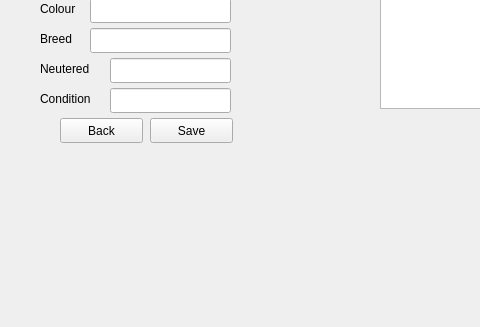
Above: qt_cuacs_UI/mainwindow.ui from kalebtesfay/Animal_Shelter_System before the change; both pictures show x 0 to 480 and y 279 to 606 of the 903 by 606 pixel window. Below: the same form after it.
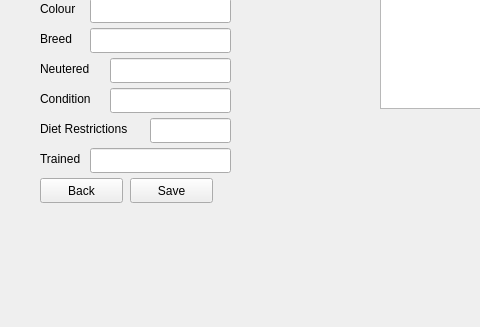
That is the form after the change. The open tabs and pages were chosen to show the change.

Patch:
```diff
--- a/qt_cuacs_UI/mainwindow.ui
+++ b/qt_cuacs_UI/mainwindow.ui
@@ -553,8 +553,8 @@
      <widget class="QPushButton" name="pushButton_8">
       <property name="geometry">
        <rect>
-        <x>150</x>
-        <y>380</y>
+        <x>130</x>
+        <y>440</y>
         <width>83</width>
         <height>25</height>
        </rect>
@@ -584,8 +584,8 @@
      <widget class="QPushButton" name="pushButton_10">
       <property name="geometry">
        <rect>
-        <x>60</x>
-        <y>380</y>
+        <x>40</x>
+        <y>440</y>
         <width>83</width>
         <height>25</height>
        </rect>
@@ -612,6 +612,52 @@
        <string>4our People</string>
       </property>
      </widget>
+     <widget class="QLabel" name="label_20">
+      <property name="geometry">
+       <rect>
+        <x>40</x>
+        <y>380</y>
+        <width>121</width>
+        <height>21</height>
+       </rect>
+      </property>
+      <property name="text">
+       <string>Diet Restrictions</string>
+      </property>
+     </widget>
+     <widget class="QLineEdit" name="lineEdit_26">
+      <property name="geometry">
+       <rect>
+        <x>150</x>
+        <y>380</y>
+        <width>81</width>
+        <height>25</height>
+       </rect>
+      </property>
+     </widget>
+     <widget class="QLabel" name="label_21">
+      <property name="geometry">
+       <rect>
+        <x>40</x>
+        <y>410</y>
+        <width>51</width>
+        <height>21</height>
+       </rect>
+      </property>
+      <property name="text">
+       <string>Trained</string>
+      </property>
+     </widget>
+     <widget class="QLineEdit" name="lineEdit_27">
+      <property name="geometry">
+       <rect>
+        <x>90</x>
+        <y>410</y>
+        <width>141</width>
+        <height>25</height>
+       </rect>
+      </property>
+     </widget>
     </widget>
    </widget>
   </widget>
```
